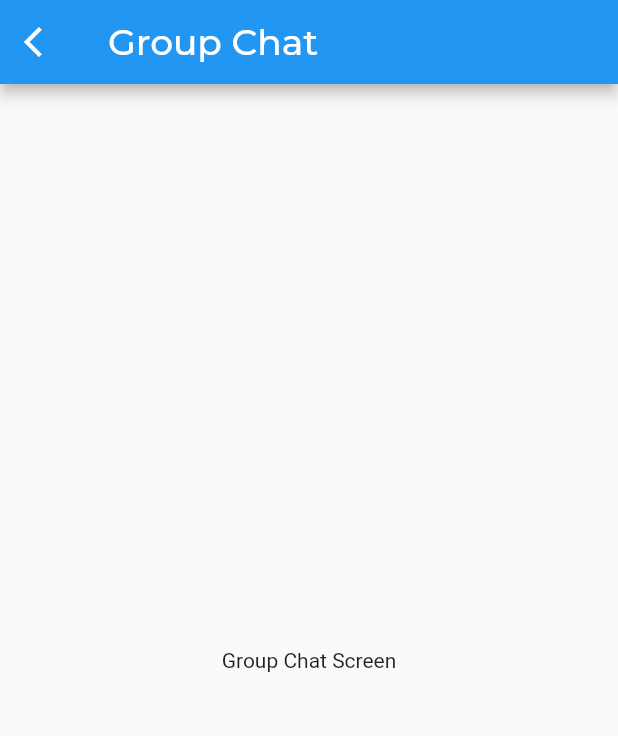
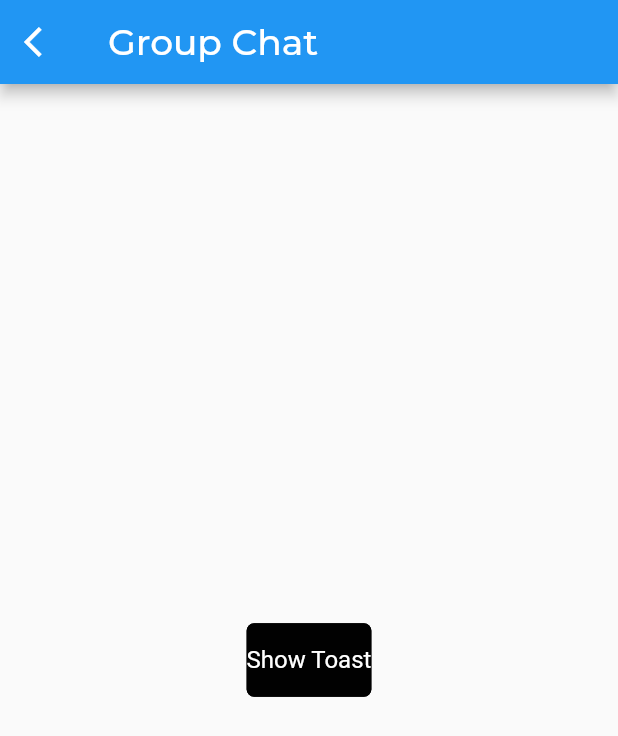
Before and after one commit to ajayrnairg/Mastek_Internship__App, a Flutter app: the GroupChatScreen screen opened directly, on a phone screen of 412 x 824 dp. Shown: the top 736 px of the screen. Run offline on Flutter 3.47's test engine with Material 2 defaults, Android fonts, the phone set to English and light mode, and no system bars; our stand-ins replace audioplayers, cloud_firestore, email_validator, firebase_auth, firebase_core, firebase_messaging and 12 more; missing offline and left inert: flutter_sound, google_speech, translator, wav; accounts and stored records are empty; project files that could hold a hidden picture were left out.

```diff
--- a/Flutter_Application_Work/lib/src/constants/text_strings.dart
+++ b/Flutter_Application_Work/lib/src/constants/text_strings.dart
@@ -3,6 +3,7 @@ String gAccountEmail = "abcd@gmail.com";
 String gAccountID = "abcd123";
 String gAccountName = "Abcd Efgh";
 String gAccountUserName = "AbcUnique";
+String gAccountUserFCMToken = "";
 
 /* Generic Texts */
 const gAppName = "TransLang";
--- a/Flutter_Application_Work/lib/src/features/screens/direct_chat_screen/direct_chat_screen.dart
+++ b/Flutter_Application_Work/lib/src/features/screens/direct_chat_screen/direct_chat_screen.dart
@@ -29,7 +29,7 @@ class _DirectChatScreenState extends State<DirectChatScreen> {
     gLanguage4,
     gLanguage5,
     gLanguage6,
-    gLanguage7,
+
   ];
   String? _selectedVal1 = "";
   final dropDownListItems2 = [
@@ -39,7 +39,7 @@ class _DirectChatScreenState extends State<DirectChatScreen> {
     gLanguage4,
     gLanguage5,
     gLanguage6,
-    gLanguage7,
+
   ];
   String? _selectedVal2 = "";
 
--- a/Flutter_Application_Work/lib/src/features/screens/group_chat_screen/group_chat_screen.dart
+++ b/Flutter_Application_Work/lib/src/features/screens/group_chat_screen/group_chat_screen.dart
@@ -1,17 +1,45 @@
 import 'package:flutter/material.dart';
+import 'package:fluttertoast/fluttertoast.dart';
 import 'package:get/get.dart';
 import 'package:get/get_core/src/get_main.dart';
 import 'package:rough_app/src/constants/text_strings.dart';
 import 'package:rough_app/src/features/controllers/home_screen_controller.dart';
 import 'package:rough_app/src/features/screens/home_screen/home_screen.dart';
 
-class GroupChatScreen extends StatelessWidget {
-  const GroupChatScreen({Key? key}) : super(key: key);
+class GroupChatScreen extends StatefulWidget {
+  const GroupChatScreen({super.key});
+
+  @override
+  State<GroupChatScreen> createState() => _GroupChatScreenState();
+}
+
+class _GroupChatScreenState extends State<GroupChatScreen> {
+  final homeScreenController = Get.put(HomeScreenController());
+
+
+
+
+  void _showToast() {
+    Fluttertoast.showToast(
+      msg: 'This is a Toast!',
+      gravity: ToastGravity.TOP,
+      toastLength: Toast.LENGTH_SHORT,
+      backgroundColor: Colors.purple,
+      textColor: Colors.white,
+      fontSize: 16.0,
+    );
+  }
+
+  @override
+  void initState() {
+    // TODO: implement initState
+    super.initState();
+  }
 
   @override
   Widget build(BuildContext context) {
-    final homeScreenController = Get.put(HomeScreenController());
     return Scaffold(
+
       appBar: AppBar(
         title: Text(gGroupChatScreenName),
         leading: IconButton(
@@ -21,9 +49,14 @@ class GroupChatScreen extends StatelessWidget {
           icon: Icon(Icons.arrow_back_ios),
         ),
       ),
-      body: Container(
-        child: Center(
-          child: Text("Group Chat Screen"),
+      body: Center(
+        child: ElevatedButton(
+          onPressed: () {
+            _showToast();
+
+          },
+          child: Text('Show Toast'),
+
         ),
       ),
     );
--- a/Flutter_Application_Work/pubspec.yaml
+++ b/Flutter_Application_Work/pubspec.yaml
@@ -69,6 +69,7 @@ dependencies:
   firebase_messaging: ^14.6.5
   http: ^0.13.5
   app_settings: ^4.2.0
+  fluttertoast: ^8.2.2
 
 dev_dependencies:
   flutter_test:
```
Also changed, not shown: Flutter_Application_Work/lib/src/features/controllers/chat_screen_controller.dart (+17 -0 lines), Flutter_Application_Work/lib/src/features/screens/chat_screen/receiver_chat_screen.dart (+14 -0 lines), Flutter_Application_Work/lib/src/features/screens/direct_chat_screen/direct_chat_main_screen.dart (+4 -4 lines), Flutter_Application_Work/lib/src/utils/services/notification_services.dart (+50 -2 lines).
